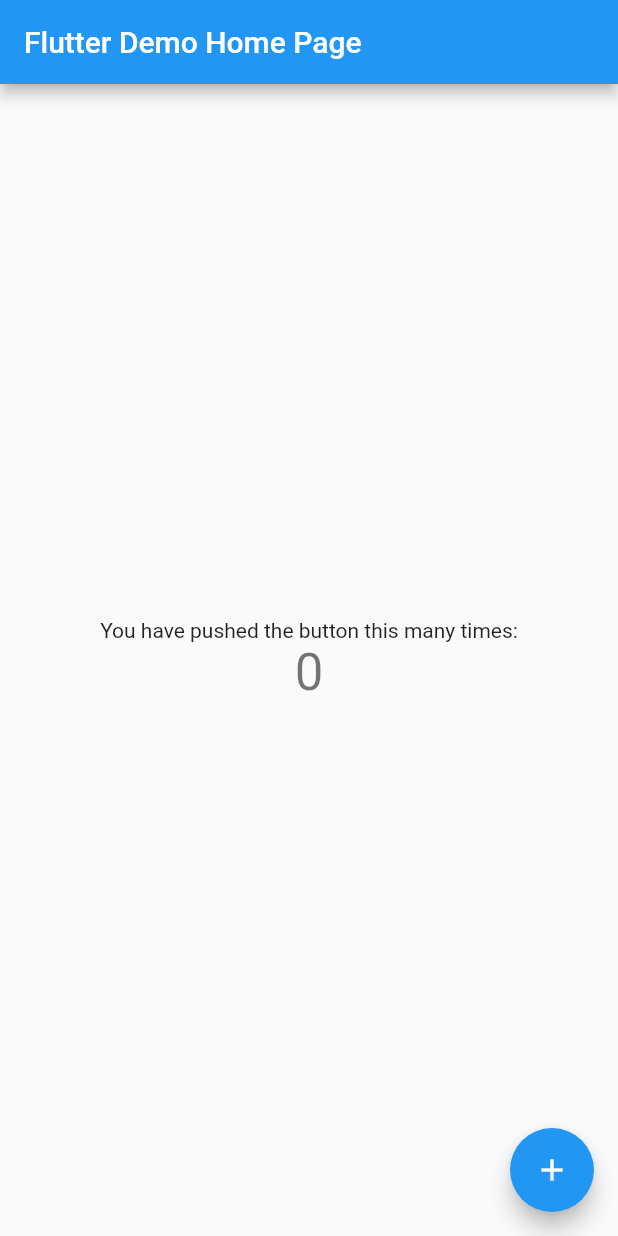
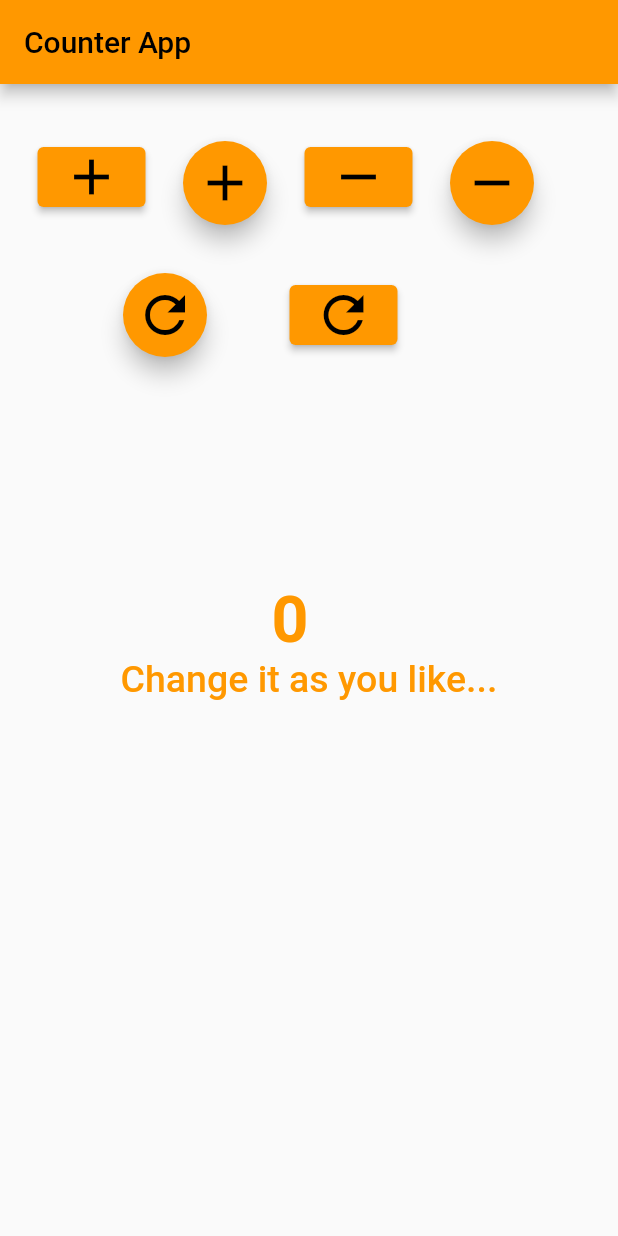
Before and after one commit to Sayyad-Amin/sp21-bcs-015, a Flutter app: the screen it shows after launch, on a phone screen of 412 x 824 dp. Run offline on Flutter 3.47's test engine with Material 2 defaults, Android fonts, the phone set to English and light mode, and no system bars.

Commit message:
final commit
Finally Completed

```diff
--- a/counter_app/lib/main.dart
+++ b/counter_app/lib/main.dart
@@ -7,42 +7,22 @@ void main() {
 class MyApp extends StatelessWidget {
   const MyApp({super.key});
 
-  // This widget is the root of your application.
   @override
   Widget build(BuildContext context) {
     return MaterialApp(
       title: 'Counter App',
       theme: ThemeData(
-        // This is the theme of your application.
-        //
-        // Try running your application with "flutter run". You'll see the
-        // application has a blue toolbar. Then, without quitting the app, try
-        // changing the primarySwatch below to Colors.green and then invoke
-        // "hot reload" (press "r" in the console where you ran "flutter run",
-        // or simply save your changes to "hot reload" in a Flutter IDE).
-        // Notice that the counter didn't reset back to zero; the application
-        // is not restarted.
-        primarySwatch: Colors.blue,
+
+        primarySwatch: Colors.orange,
       ),
-      home: const MyHomePage(title: 'Flutter Demo Home Page'),
+      home: const MyHomePage(title: 'Counter App'),
     );
   }
 }
 
 class MyHomePage extends StatefulWidget {
   const MyHomePage({super.key, required this.title});
-
-  // This widget is the home page of your application. It is stateful, meaning
-  // that it has a State object (defined below) that contains fields that affect
-  // how it looks.
-
-  // This class is the configuration for the state. It holds the values (in this
-  // case the title) provided by the parent (in this case the App widget) and
-  // used by the build method of the State. Fields in a Widget subclass are
-  // always marked "final".
-
   final String title;
-
   @override
   State<MyHomePage> createState() => _MyHomePageState();
 }
@@ -52,64 +32,87 @@ class _MyHomePageState extends State<MyHomePage> {
 
   void _incrementCounter() {
     setState(() {
-      // This call to setState tells the Flutter framework that something has
-      // changed in this State, which causes it to rerun the build method below
-      // so that the display can reflect the updated values. If we changed
-      // _counter without calling setState(), then the build method would not be
-      // called again, and so nothing would appear to happen.
       _counter++;
+    });
+  }
+  void _decrementCounter(){
+    setState(() {
+      _counter--;
+    });
+  }
+  void refresh(){
+    setState(() {
+      _counter=0;
     });
   }
 
   @override
   Widget build(BuildContext context) {
-    // This method is rerun every time setState is called, for instance as done
-    // by the _incrementCounter method above.
-    //
-    // The Flutter framework has been optimized to make rerunning build methods
-    // fast, so that you can just rebuild anything that needs updating rather
-    // than having to individually change instances of widgets.
     return Scaffold(
       appBar: AppBar(
-        // Here we take the value from the MyHomePage object that was created by
-        // the App.build method, and use it to set our appbar title.
+
         title: Text(widget.title),
       ),
-      body: Center(
-        // Center is a layout widget. It takes a single child and positions it
-        // in the middle of the parent.
-        child: Column(
-          // Column is also a layout widget. It takes a list of children and
-          // arranges them vertically. By default, it sizes itself to fit its
-          // children horizontally, and tries to be as tall as its parent.
-          //
-          // Invoke "debug painting" (press "p" in the console, choose the
-          // "Toggle Debug Paint" action from the Flutter Inspector in Android
-          // Studio, or the "Toggle Debug Paint" command in Visual Studio Code)
-          // to see the wireframe for each widget.
-          //
-          // Column has various properties to control how it sizes itself and
-          // how it positions its children. Here we use mainAxisAlignment to
-          // center the children vertically; the main axis here is the vertical
-          // axis because Columns are vertical (the cross axis would be
-          // horizontal).
-          mainAxisAlignment: MainAxisAlignment.center,
-          children: <Widget>[
-            const Text(
-              'You have pushed the button this many times:',
+
+      body:Padding(
+        padding: const EdgeInsets.only(top: 38.0),
+        child: Container(
+          child: Wrap(
+            children: [
+                SizedBox(width: 25),
+                ElevatedButton(onPressed: _incrementCounter,
+                    child:Icon(Icons.add,size: 40)),
+                SizedBox(width: 25),
+                FloatingActionButton(onPressed: _incrementCounter,
+                    child:Icon(Icons.add,size: 40)),
+                SizedBox(width: 25),
+                ElevatedButton(onPressed: _decrementCounter,
+                    child:Icon(Icons.remove,size: 40)),
+                SizedBox(width: 25),
+                FloatingActionButton(onPressed: _decrementCounter,
+                    child:Icon(Icons.remove,size: 40)),
+
+                Padding(
+                  padding: const EdgeInsets.only(left: 82.0,top: 32),
+                  child: Row(
+                    children: [
+                      FloatingActionButton(onPressed: refresh,
+                          child:Icon(Icons.refresh,size: 40)),
+                      SizedBox(width: 55),
+                      ElevatedButton(onPressed: refresh,
+                          child:Icon(Icons.refresh,size: 40)),
+
+                    ],
+                  ),
+                ),
+              Padding(
+                padding: const EdgeInsets.only(top: 150.0),
+                child: Center(
+                  child: Column(
+                    children: [
+                      SizedBox(width: 50,child: Text('$_counter',
+                        style: TextStyle(fontSize: 43,
+                            fontWeight: FontWeight.bold,
+                        color: Colors.orange),)),
+                      SizedBox(height: 45,child: Text(
+                        'Change it as you like...',
+                        style: TextStyle(fontSize: 25,
+                            fontWeight: FontWeight.w500,
+                            color: Colors.orange),
+                      ),),
+
+                    ],
+                  ),
+                ),
+              ),
+
+
+              ],
             ),
-            Text(
-              '$_counter',
-              style: Theme.of(context).textTheme.headlineMedium,
-            ),
-          ],
+          ),
         ),
-      ),
-      floatingActionButton: FloatingActionButton(
-        onPressed: _incrementCounter,
-        tooltip: 'Increment',
-        child: const Icon(Icons.add),
-      ), // This trailing comma makes auto-formatting nicer for build methods.
+
+
     );
   }
 }
```
